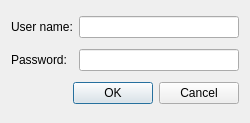
This is src/plugins/General/scrobbler/settingsdialog.ui in ksv1986/qmmp-staging as Qt 5 draws it before an edit. The edited form follows.
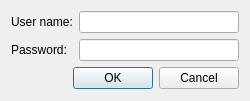
This is the edited form.

Diff of the .ui file:
```diff
--- a/src/plugins/General/scrobbler/settingsdialog.ui
+++ b/src/plugins/General/scrobbler/settingsdialog.ui
@@ -6,13 +6,13 @@
     <x>0</x>
     <y>0</y>
     <width>250</width>
-    <height>123</height>
+    <height>101</height>
    </rect>
   </property>
   <property name="windowTitle" >
    <string>Scrobbler Plugin Settings</string>
   </property>
-  <layout class="QGridLayout" >
+  <layout class="QGridLayout" name="gridLayout" >
    <item row="0" column="0" >
     <widget class="QLabel" name="label" >
      <property name="text" >
@@ -38,31 +38,24 @@
     </widget>
    </item>
    <item row="2" column="0" colspan="2" >
-    <layout class="QHBoxLayout" >
+    <layout class="QHBoxLayout" name="horizontalLayout" >
      <item>
       <spacer>
        <property name="orientation" >
         <enum>Qt::Horizontal</enum>
        </property>
-       <property name="sizeHint" >
+       <property name="sizeHint" stdset="0" >
         <size>
-         <width>61</width>
-         <height>20</height>
+         <width>136</width>
+         <height>18</height>
         </size>
        </property>
       </spacer>
      </item>
      <item>
-      <widget class="QPushButton" name="okButton" >
-       <property name="text" >
-        <string>OK</string>
-       </property>
-      </widget>
-     </item>
-     <item>
-      <widget class="QPushButton" name="cancelButton" >
-       <property name="text" >
-        <string>Cancel</string>
+      <widget class="QDialogButtonBox" name="buttonBox" >
+       <property name="standardButtons" >
+        <set>QDialogButtonBox::Cancel|QDialogButtonBox::Ok</set>
        </property>
       </widget>
      </item>
```
Left out of the diff: 28 changed lines with no effect on the pictures.
